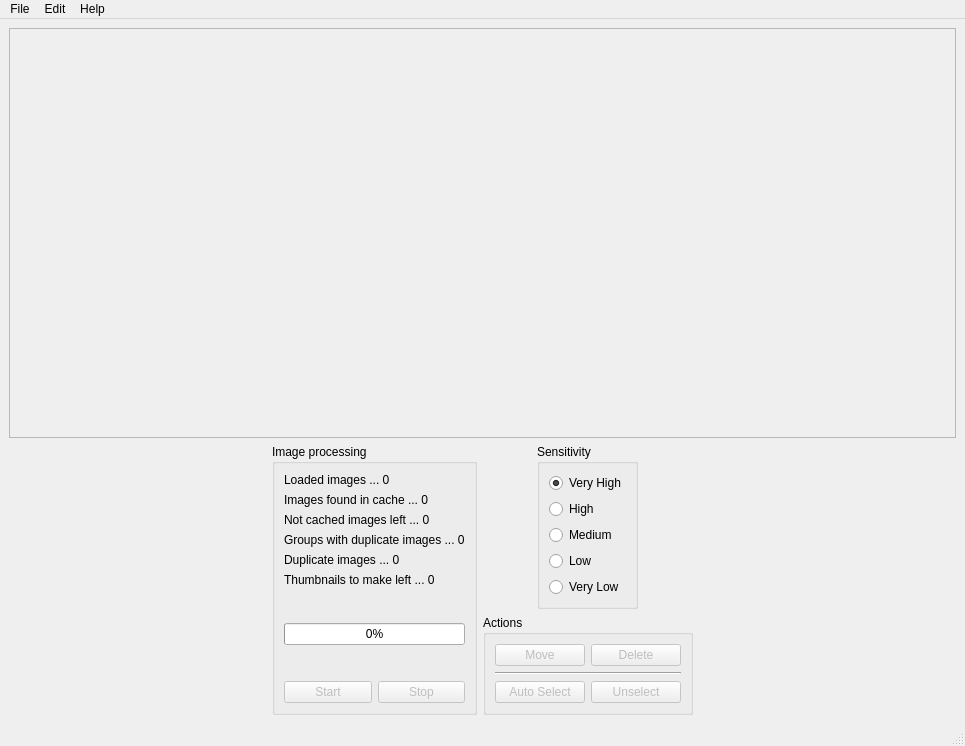
Qt form doppelganger/resources/ui/mainwindow.ui (max-dw-i/myfyrio) before a commit.
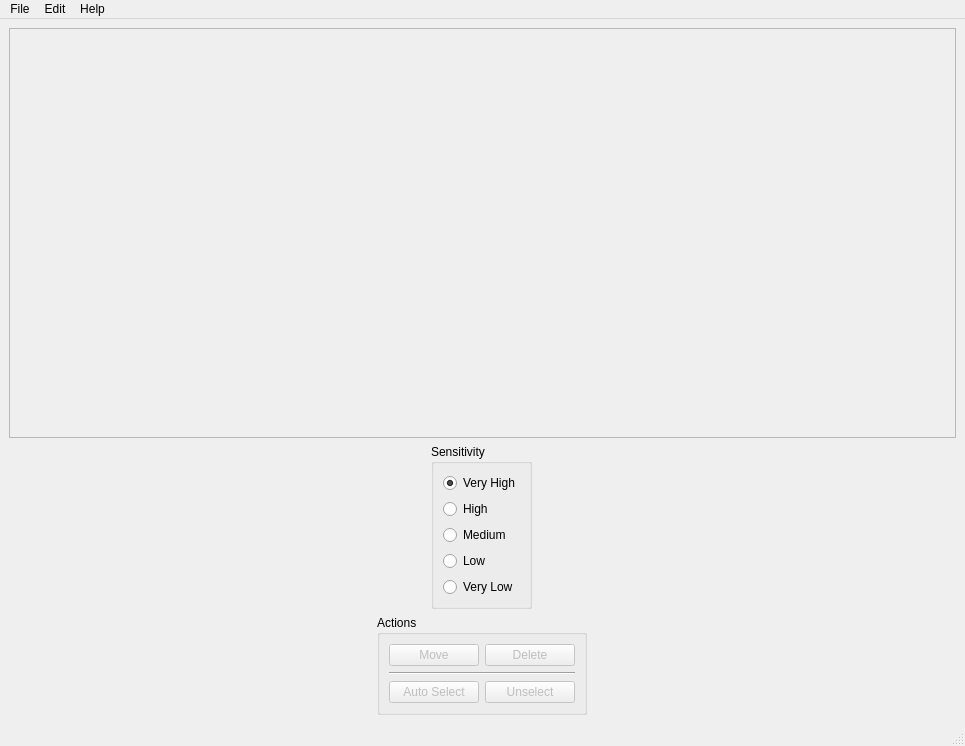
The same form after that commit. Icons and pictures are not drawn.

Commit message: Move 'processing' widgets into a separate module

```diff
--- a/doppelganger/resources/ui/mainwindow.ui
+++ b/doppelganger/resources/ui/mainwindow.ui
@@ -128,225 +128,6 @@
        <property name="bottomMargin">
         <number>0</number>
        </property>
-       <item>
-        <widget class="QGroupBox" name="processGrp">
-         <property name="sizePolicy">
-          <sizepolicy hsizetype="Fixed" vsizetype="Preferred">
-           <horstretch>0</horstretch>
-           <verstretch>0</verstretch>
-          </sizepolicy>
-         </property>
-         <property name="minimumSize">
-          <size>
-           <width>0</width>
-           <height>0</height>
-          </size>
-         </property>
-         <property name="maximumSize">
-          <size>
-           <width>16777215</width>
-           <height>16777215</height>
-          </size>
-         </property>
-         <property name="title">
-          <string>Image processing</string>
-         </property>
-         <layout class="QVBoxLayout" name="verticalLayout_5">
-          <property name="leftMargin">
-           <number>9</number>
-          </property>
-          <item>
-           <widget class="QWidget" name="processLblsWidget" native="true">
-            <layout class="QVBoxLayout" name="verticalLayout_7">
-             <property name="leftMargin">
-              <number>0</number>
-             </property>
-             <property name="topMargin">
-              <number>0</number>
-             </property>
-             <property name="rightMargin">
-              <number>0</number>
-             </property>
-             <property name="bottomMargin">
-              <number>30</number>
-             </property>
-             <item>
-              <widget class="QLabel" name="loadedPicLbl">
-               <property name="minimumSize">
-                <size>
-                 <width>0</width>
-                 <height>0</height>
-                </size>
-               </property>
-               <property name="maximumSize">
-                <size>
-                 <width>16777215</width>
-                 <height>16777215</height>
-                </size>
-               </property>
-               <property name="text">
-                <string>Loaded images ... 0</string>
-               </property>
-              </widget>
-             </item>
-             <item>
-              <widget class="QLabel" name="foundInCacheLbl">
-               <property name="text">
-                <string>Images found in cache ... 0</string>
-               </property>
-              </widget>
-             </item>
-             <item>
-              <widget class="QLabel" name="remainingPicLbl">
-               <property name="text">
-                <string>Not cached images left ... 0</string>
-               </property>
-              </widget>
-             </item>
-             <item>
-              <widget class="QLabel" name="dupGroupLbl">
-               <property name="minimumSize">
-                <size>
-                 <width>0</width>
-                 <height>0</height>
-                </size>
-               </property>
-               <property name="maximumSize">
-                <size>
-                 <width>16777215</width>
-                 <height>16777215</height>
-                </size>
-               </property>
-               <property name="text">
-                <string>Groups with duplicate images ... 0</string>
-               </property>
-              </widget>
-             </item>
-             <item>
-              <widget class="QLabel" name="duplicatesLbl">
-               <property name="text">
-                <string>Duplicate images ... 0</string>
-               </property>
-              </widget>
-             </item>
-             <item>
-              <widget class="QLabel" name="thumbnailsLbl">
-               <property name="text">
-                <string>Thumbnails to make left ... 0</string>
-               </property>
-              </widget>
-             </item>
-            </layout>
-           </widget>
-          </item>
-          <item>
-           <widget class="QProgressBar" name="processProg">
-            <property name="value">
-             <number>0</number>
-            </property>
-            <property name="alignment">
-             <set>Qt::AlignCenter</set>
-            </property>
-           </widget>
-          </item>
-          <item alignment="Qt::AlignBottom">
-           <widget class="QWidget" name="processBtnsWidget" native="true">
-            <property name="sizePolicy">
-             <sizepolicy hsizetype="Preferred" vsizetype="Preferred">
-              <horstretch>0</horstretch>
-              <verstretch>0</verstretch>
-             </sizepolicy>
-            </property>
-            <layout class="QHBoxLayout" name="horizontalLayout">
-             <property name="leftMargin">
-              <number>0</number>
-             </property>
-             <property name="topMargin">
-              <number>0</number>
-             </property>
-             <property name="rightMargin">
-              <number>0</number>
-             </property>
-             <property name="bottomMargin">
-              <number>0</number>
-             </property>
-             <item>
-              <widget class="QPushButton" name="startBtn">
-               <property name="enabled">
-                <bool>false</bool>
-               </property>
-               <property name="sizePolicy">
-                <sizepolicy hsizetype="Preferred" vsizetype="Fixed">
-                 <horstretch>0</horstretch>
-                 <verstretch>0</verstretch>
-                </sizepolicy>
-               </property>
-               <property name="minimumSize">
-                <size>
-                 <width>0</width>
-                 <height>0</height>
-                </size>
-               </property>
-               <property name="maximumSize">
-                <size>
-                 <width>16777215</width>
-                 <height>16777215</height>
-                </size>
-               </property>
-               <property name="toolTip">
-                <string>Start to find duplicate images</string>
-               </property>
-               <property name="text">
-                <string>Start</string>
-               </property>
-              </widget>
-             </item>
-             <item>
-              <widget class="QPushButton" name="stopBtn">
-               <property name="enabled">
-                <bool>false</bool>
-               </property>
-               <property name="sizePolicy">
-                <sizepolicy hsizetype="Preferred" vsizetype="Fixed">
-                 <horstretch>0</horstretch>
-                 <verstretch>0</verstretch>
-                </sizepolicy>
-               </property>
-               <property name="minimumSize">
-                <size>
-                 <width>0</width>
-                 <height>0</height>
-                </size>
-               </property>
-               <property name="maximumSize">
-                <size>
-                 <width>16777215</width>
-                 <height>16777215</height>
-                </size>
-               </property>
-               <property name="toolTip">
-                <string>Stop finding duplicate images</string>
-               </property>
-               <property name="text">
-                <string>Stop</string>
-               </property>
-               <property name="checkable">
-                <bool>false</bool>
-               </property>
-               <property name="checked">
-                <bool>false</bool>
-               </property>
-               <property name="flat">
-                <bool>false</bool>
-               </property>
-              </widget>
-             </item>
-            </layout>
-           </widget>
-          </item>
-         </layout>
-        </widget>
-       </item>
        <item>
         <widget class="QWidget" name="sensNActWidget" native="true">
          <layout class="QVBoxLayout" name="verticalLayout_2">
```
The commit also changes 6 other files.
